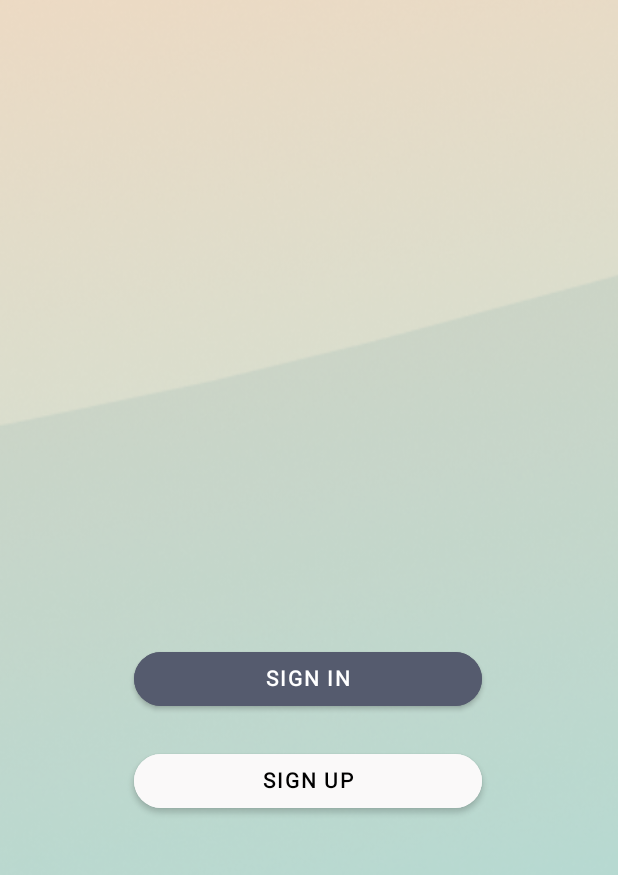
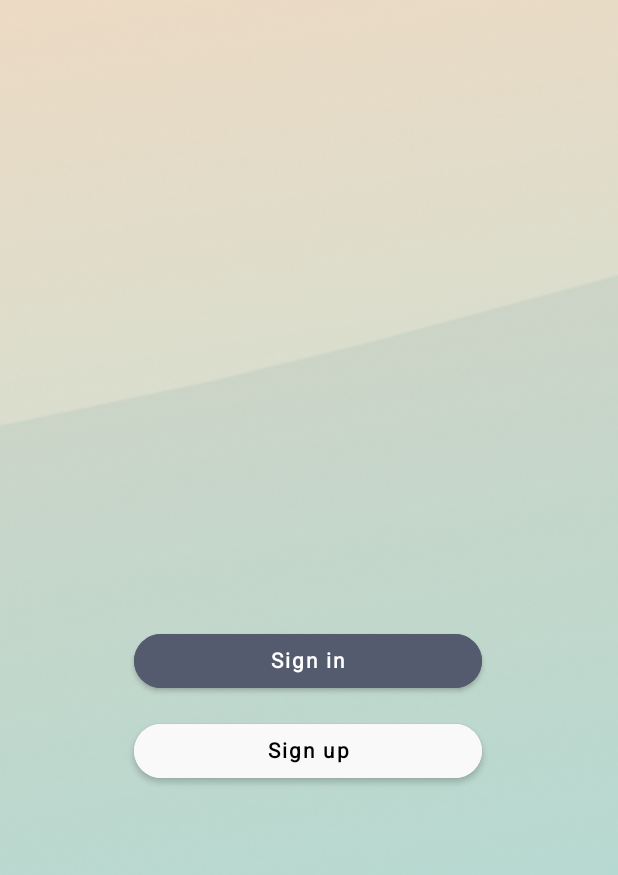
Before and after one commit to Fatima421/JaEstic, an Android app: the screen it shows after launch (PreLoginScreen), on a phone screen of 412 x 824 dp, the part 299-1174 px from its top. Run offline under Robolectric (Android 15) with nearby library versions, the phone set to English and light mode, and no system bars.

Commit message:
[JS-10] Finished the screen design

```diff
--- a/JaEstic_user/app/src/main/res/layout/prelogin_screen.xml
+++ b/JaEstic_user/app/src/main/res/layout/prelogin_screen.xml
@@ -32,12 +32,13 @@
         android:id="@+id/button"
         android:layout_width="232dp"
         android:layout_height="48dp"
-        android:layout_marginBottom="20dp"
+        android:layout_marginBottom="12dp"
         android:backgroundTint="@color/greyBlue"
         android:fontFamily="@font/heebo_regular"
         android:text="Sign in"
+        android:textAllCaps="false"
+
         android:textColor="@color/white"
-
         android:textStyle="bold"
         app:cornerRadius="20dp"
         app:layout_constraintBottom_toTopOf="@+id/button2"
@@ -49,12 +50,13 @@
         android:id="@+id/button2"
         android:layout_width="232dp"
         android:layout_height="48dp"
-        android:layout_marginBottom="80dp"
+        android:layout_marginBottom="100dp"
         android:backgroundTint="@color/almostWhite"
         android:fontFamily="@font/heebo_regular"
         android:text="Sign up"
+        android:textAllCaps="false"
+
         android:textColor="@color/black"
-
         android:textStyle="bold"
         app:cornerRadius="20dp"
         app:layout_constraintBottom_toBottomOf="parent"
```
